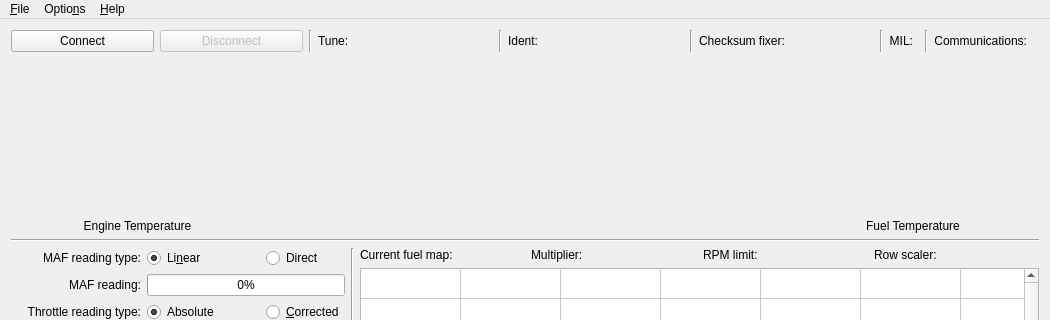
Above: mainwindow.ui from colinbourassa/rovergauge before the change; both pictures show x 0 to 1050 and y 0 to 320 of the 1050 by 610 pixel window. Below: the same form after it.
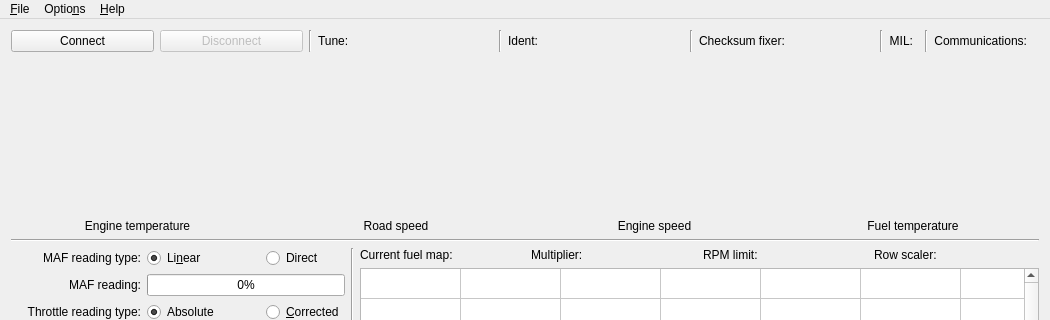
That is the form after the change. Custom widgets are drawn as their Qt base class.

What changed in the file:
```diff
--- a/mainwindow.ui
+++ b/mainwindow.ui
@@ -148,10 +148,10 @@
         <item row="0" column="0">
          <widget class="ManoMeter" name="m_waterTempGauge" native="true"/>
         </item>
-        <item row="0" column="1" rowspan="2">
+        <item row="0" column="1">
          <widget class="ManoMeter" name="m_speedo" native="true"/>
         </item>
-        <item row="0" column="2" rowspan="2">
+        <item row="0" column="2">
          <widget class="ManoMeter" name="m_revCounter" native="true"/>
         </item>
         <item row="0" column="3">
@@ -166,7 +166,39 @@
            </sizepolicy>
           </property>
           <property name="text">
-           <string>Engine Temperature</string>
+           <string>Engine temperature</string>
+          </property>
+          <property name="alignment">
+           <set>Qt::AlignCenter</set>
+          </property>
+         </widget>
+        </item>
+        <item row="1" column="1">
+         <widget class="QLabel" name="m_speedoLabel">
+          <property name="sizePolicy">
+           <sizepolicy hsizetype="Preferred" vsizetype="Maximum">
+            <horstretch>0</horstretch>
+            <verstretch>0</verstretch>
+           </sizepolicy>
+          </property>
+          <property name="text">
+           <string>Road speed</string>
+          </property>
+          <property name="alignment">
+           <set>Qt::AlignCenter</set>
+          </property>
+         </widget>
+        </item>
+        <item row="1" column="2">
+         <widget class="QLabel" name="m_revCounterLabel">
+          <property name="sizePolicy">
+           <sizepolicy hsizetype="Preferred" vsizetype="Maximum">
+            <horstretch>0</horstretch>
+            <verstretch>0</verstretch>
+           </sizepolicy>
+          </property>
+          <property name="text">
+           <string>Engine speed</string>
           </property>
           <property name="alignment">
            <set>Qt::AlignCenter</set>
@@ -182,7 +214,7 @@
            </sizepolicy>
           </property>
           <property name="text">
-           <string>Fuel Temperature</string>
+           <string>Fuel temperature</string>
           </property>
           <property name="alignment">
            <set>Qt::AlignCenter</set>
```
Left out of the diff: 2 changed lines with no effect on the pictures.
